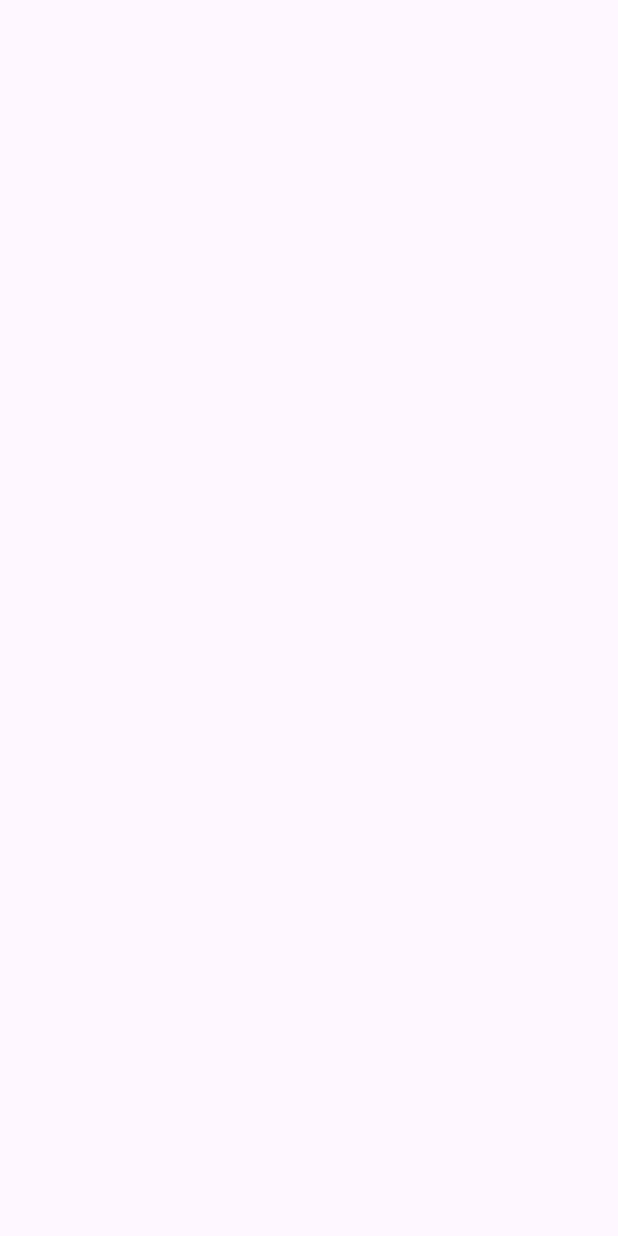
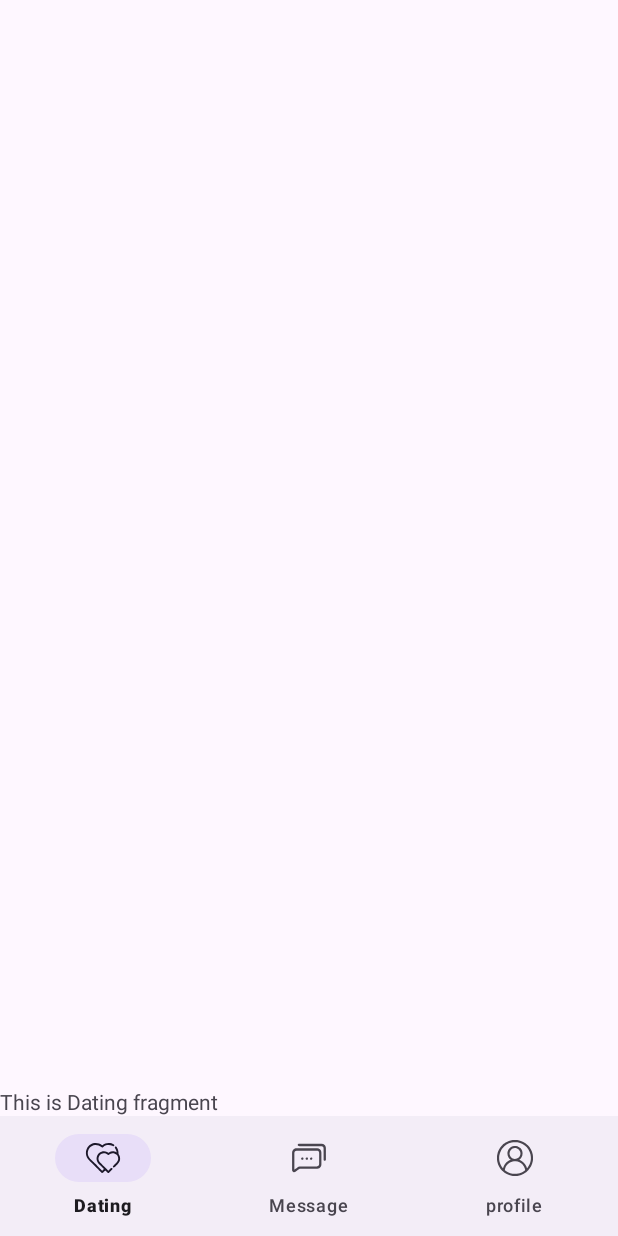
Before and after one commit to abhijeetsharma016/cuddle, an Android app: the screen it shows after launch once a user with an empty profile is signed in (MainActivity), on a phone screen of 412 x 824 dp. Before the commit the screen is empty. Run offline under Robolectric (Android 15) with nearby library versions, the phone set to English and light mode, and no system bars; our stand-ins replace Firebase (no records; nobody signed in at launch, a user with empty details on screens opened directly), navigation-ui.

Commit message:
set up bottom nav on the app

```diff
--- a/app/src/main/java/com/example/cuddle/MainActivity.kt
+++ b/app/src/main/java/com/example/cuddle/MainActivity.kt
@@ -5,16 +5,20 @@ import androidx.activity.enableEdgeToEdge
 import androidx.appcompat.app.AppCompatActivity
 import androidx.core.view.ViewCompat
 import androidx.core.view.WindowInsetsCompat
+import androidx.navigation.findNavController
+import androidx.navigation.ui.NavigationUI
+import com.example.cuddle.databinding.ActivityMainBinding
 
 class MainActivity : AppCompatActivity() {
+    private lateinit var binding: ActivityMainBinding
     override fun onCreate(savedInstanceState: Bundle?) {
         super.onCreate(savedInstanceState)
-        enableEdgeToEdge()
-        setContentView(R.layout.activity_main)
-        ViewCompat.setOnApplyWindowInsetsListener(findViewById(R.id.main)) { v, insets ->
-            val systemBars = insets.getInsets(WindowInsetsCompat.Type.systemBars())
-            v.setPadding(systemBars.left, systemBars.top, systemBars.right, systemBars.bottom)
-            insets
-        }
+
+        binding = ActivityMainBinding.inflate(layoutInflater)
+        setContentView(binding.root)
+
+        val navController = findNavController(R.id.navHostFragment)
+
+        NavigationUI.setupWithNavController(binding.bottomNavigationView, navController)
     }
 }
--- a/app/src/main/res/layout/activity_main.xml
+++ b/app/src/main/res/layout/activity_main.xml
@@ -7,5 +7,22 @@
     android:layout_height="match_parent"
     tools:context=".MainActivity">
 
+    <fragment
+        android:id="@+id/navHostFragment"
+        android:name="androidx.navigation.fragment.NavHostFragment"
+        android:layout_width="match_parent"
+        android:layout_height="0dp"
+        app:defaultNavHost="true"
+        app:layout_constraintBottom_toTopOf="@+id/bottomNavigationView"
+        app:layout_constraintEnd_toEndOf="parent"
+        app:navGraph="@navigation/app_nav" />
+
+    <com.google.android.material.bottomnavigation.BottomNavigationView
+        android:id="@+id/bottomNavigationView"
+        android:layout_width="match_parent"
+        android:layout_height="wrap_content"
+        app:layout_constraintBottom_toBottomOf="parent"
+        app:menu="@menu/bottom_menu" />
+
 
 </androidx.constraintlayout.widget.ConstraintLayout>
--- a/app/src/main/res/layout/fragment_dating.xml
+++ b/app/src/main/res/layout/fragment_dating.xml
@@ -9,6 +9,6 @@
     <TextView
         android:layout_width="match_parent"
         android:layout_height="match_parent"
-        android:text="@string/hello_blank_fragment" />
+        android:text="This is Dating fragment" />
 
 </FrameLayout>
--- a/app/src/main/res/layout/fragment_message.xml
+++ b/app/src/main/res/layout/fragment_message.xml
@@ -9,6 +9,6 @@
     <TextView
         android:layout_width="match_parent"
         android:layout_height="match_parent"
-        android:text="@string/hello_blank_fragment" />
+        android:text="This is chat fragment" />
 
 </FrameLayout>
--- a/app/src/main/res/layout/fragment_profile.xml
+++ b/app/src/main/res/layout/fragment_profile.xml
@@ -9,6 +9,6 @@
     <TextView
         android:layout_width="match_parent"
         android:layout_height="match_parent"
-        android:text="@string/hello_blank_fragment" />
+        android:text="This is Profile fragment" />
 
 </FrameLayout>
--- a/app/src/main/res/menu/bottom_menu.xml
+++ b/app/src/main/res/menu/bottom_menu.xml
@@ -4,14 +4,14 @@
     <item
         android:id="@+id/datingFragment"
         android:icon="@drawable/hart"
-        android:title="Dating" />
+        android:title="@string/dating" />
     <item
         android:id="@+id/messageFragment"
-        android:icon="@drawable/hart"
-        android:title="Dating" />
+        android:icon="@drawable/message"
+        android:title="@string/message" />
     <item
         android:id="@+id/profileFragment"
-        android:icon="@drawable/hart"
-        android:title="Dating" />
+        android:icon="@drawable/profile"
+        android:title="@string/profile" />
 
 </menu>
--- a/app/src/main/res/values/strings.xml
+++ b/app/src/main/res/values/strings.xml
@@ -2,4 +2,8 @@
     <string name="app_name">cuddle</string>
     <!-- TODO: Remove or change this placeholder text -->
     <string name="hello_blank_fragment">Hello blank fragment</string>
+
+    <string name="dating">Dating</string>
+    <string name="message">Message</string>
+    <string name="profile">profile</string>
 </resources>
```
Also changed, not shown: app/src/main/res/drawable/profile.xml (+2 -8 lines).
